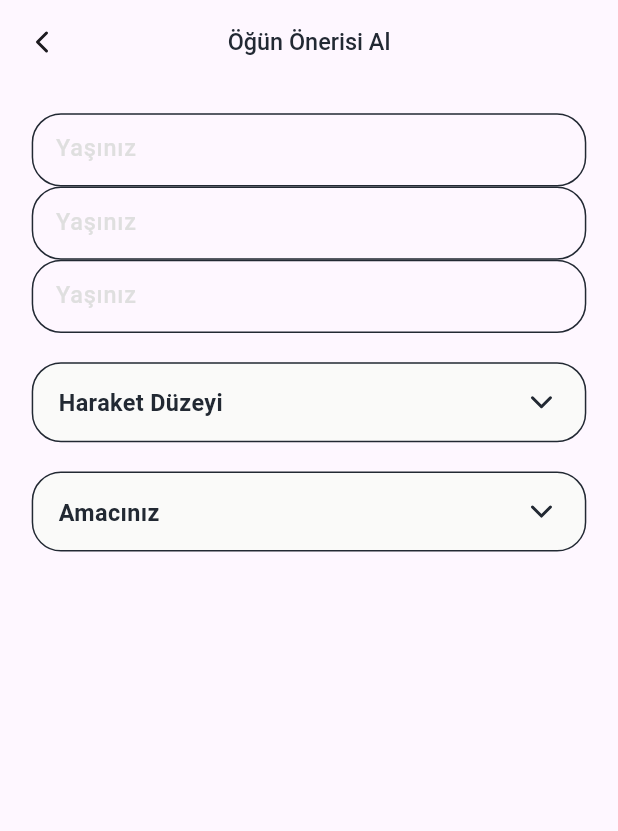
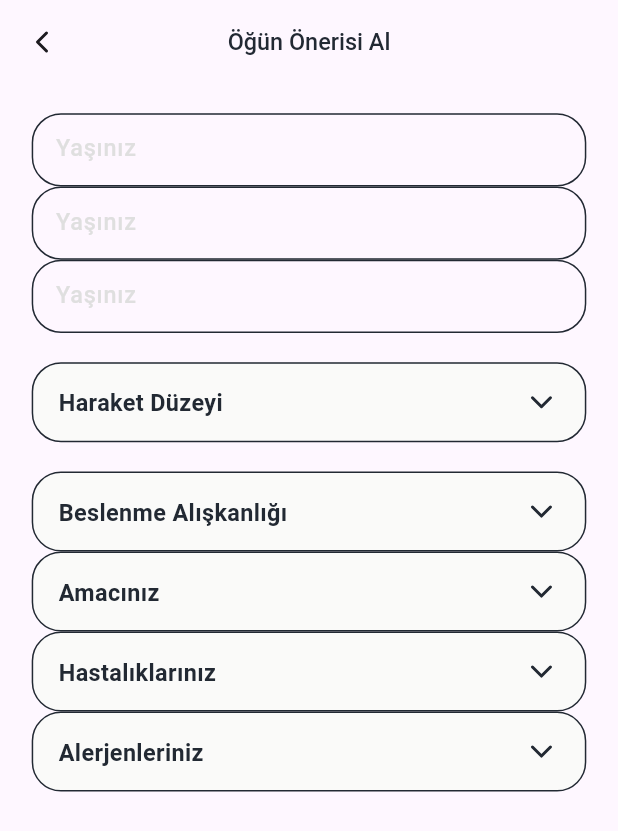
Before and after one commit to Yusufesen1521/intellimeal_mobile, a Flutter app: the GetMealRecommendation screen opened by its route, on a phone screen of 412 x 824 dp. Shown: the top 831 px of the screen. Run offline on Flutter 3.47's test engine with Material 3 defaults, Android fonts, the phone set to English and light mode, and no system bars; our stand-ins replace flutter_screenutil, go_router, lucide_icons_flutter.

Commit message:
feat: Implement meal recommendation screen and introduce a reusable selectable expansion wrap widget.

```diff
--- a/lib/screens/profile/get_meal_recommendation.dart
+++ b/lib/screens/profile/get_meal_recommendation.dart
@@ -60,14 +60,57 @@ class _GetMealRecommendationState extends State<GetMealRecommendation> {
             SizedBox(height: 20.h),
             SelectableExpansionWrap(
               title: 'Haraket Düzeyi',
-              options: const ['Aktif', 'Orta', 'Düzensiz', 'Karışık'],
+              options: const [
+                'Aktif',
+                'Orta',
+                'Düzensiz',
+                'Karışık',
+              ],
               multiSelect: false,
               onSelectionChanged: (values) {},
             ),
             SizedBox(height: 20.h),
             SelectableExpansionWrap(
+              title: 'Beslenme Alışkanlığı',
+              options: const [
+                'Kilo Vermek',
+                'Kilo Kaybetmek',
+                'Kilo Koruma',
+                'Sağlık',
+              ],
+              multiSelect: true,
+              onSelectionChanged: (values) {},
+            ),
+            SelectableExpansionWrap(
               title: 'Amacınız',
-              options: const ['Kilo Vermek', 'Kilo Kaybetmek', 'Kilo Koruma', 'Sağlık'],
+              options: const [
+                'Kilo Vermek',
+                'Kilo Kaybetmek',
+                'Kilo Koruma',
+                'Sağlık',
+              ],
+              multiSelect: true,
+              onSelectionChanged: (values) {},
+            ),
+            SelectableExpansionWrap(
+              title: 'Hastalıklarınız',
+              options: const [
+                'Kilo Vermek',
+                'Kilo Kaybetmek',
+                'Kilo Koruma',
+                'Sağlık',
+              ],
+              multiSelect: true,
+              onSelectionChanged: (values) {},
+            ),
+            SelectableExpansionWrap(
+              title: 'Alerjenleriniz',
+              options: const [
+                'Kilo Vermek',
+                'Kilo Kaybetmek',
+                'Kilo Koruma',
+                'Sağlık',
+              ],
               multiSelect: true,
               onSelectionChanged: (values) {},
             ),
--- a/lib/utils/widgets/selectable_expansion_wrap.dart
+++ b/lib/utils/widgets/selectable_expansion_wrap.dart
@@ -25,10 +25,12 @@ class SelectableExpansionWrap extends StatefulWidget {
   final bool multiSelect;
 
   @override
-  State<SelectableExpansionWrap> createState() => _SelectableExpansionWrapState();
+  State<SelectableExpansionWrap> createState() =>
+      _SelectableExpansionWrapState();
 }
 
-class _SelectableExpansionWrapState extends State<SelectableExpansionWrap> with SingleTickerProviderStateMixin {
+class _SelectableExpansionWrapState extends State<SelectableExpansionWrap>
+    with SingleTickerProviderStateMixin {
   static const _animationDuration = Duration(milliseconds: 220);
 
   late final Set<String> _selectedValues;
@@ -37,7 +39,9 @@ class _SelectableExpansionWrapState extends State<SelectableExpansionWrap> with
   @override
   void initState() {
     super.initState();
-    _selectedValues = widget.initialSelectedValues.where(widget.options.contains).toSet();
+    _selectedValues = widget.initialSelectedValues
+        .where(widget.options.contains)
+        .toSet();
   }
 
   void _toggleExpansion() {
@@ -70,17 +74,15 @@ class _SelectableExpansionWrapState extends State<SelectableExpansionWrap> with
   @override
   Widget build(BuildContext context) {
     final borderRadius = BorderRadius.circular(20.r);
-    return AnimatedContainer(
-      duration: _animationDuration,
-      curve: Curves.easeInOut,
+    return Column(
+      children: [
+        Container(
           decoration: BoxDecoration(
             borderRadius: borderRadius,
             border: Border.all(color: AppColors.appBlack),
             color: AppColors.appWhite,
           ),
-      child: Column(
-        children: [
-          Material(
+          child: Material(
             color: Colors.transparent,
             borderRadius: borderRadius,
             child: InkWell(
@@ -100,19 +102,16 @@ class _SelectableExpansionWrapState extends State<SelectableExpansionWrap> with
                         ),
                       ),
                     ),
-                    AnimatedSwitcher(
+                    AnimatedRotation(
+                      turns: _isExpanded ? 0.5 : 0.0,
                       duration: _animationDuration,
-                      transitionBuilder: (child, animation) => RotationTransition(
-                        turns: Tween<double>(begin: 0.8, end: 1.0).animate(animation),
-                        child: FadeTransition(opacity: animation, child: child),
-                      ),
-                      child: Icon(
-                        _isExpanded ? LucideIcons.chevronUp : LucideIcons.chevronDown,
-                        key: ValueKey<bool>(_isExpanded),
+                      child: const Icon(
+                        LucideIcons.chevronDown,
                         color: AppColors.appBlack,
                       ),
                     ),
                   ],
+                ),
               ),
             ),
           ),
@@ -122,7 +121,10 @@ class _SelectableExpansionWrapState extends State<SelectableExpansionWrap> with
           curve: Curves.easeInOut,
           child: _isExpanded
               ? Padding(
-                    padding: EdgeInsets.symmetric(horizontal: 4.w, vertical: 8.h),
+                  padding: EdgeInsets.symmetric(
+                    horizontal: 2.w,
+                    vertical: 8.h,
+                  ),
                   child: Wrap(
                     spacing: widget.wrapSpacing ?? 10.w,
                     runSpacing: widget.wrapRunSpacing ?? 10.h,
@@ -132,7 +134,6 @@ class _SelectableExpansionWrapState extends State<SelectableExpansionWrap> with
               : const SizedBox.shrink(),
         ),
       ],
-      ),
     );
   }
 
```
Lines whose indentation alone changed are shown as unchanged.
